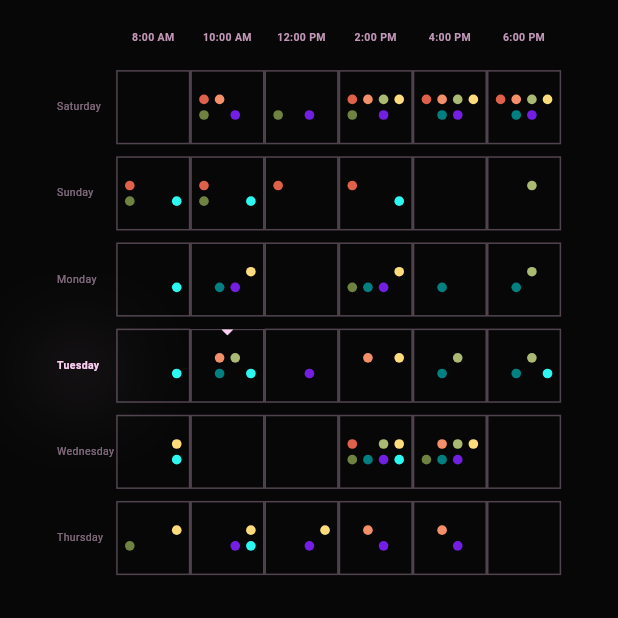
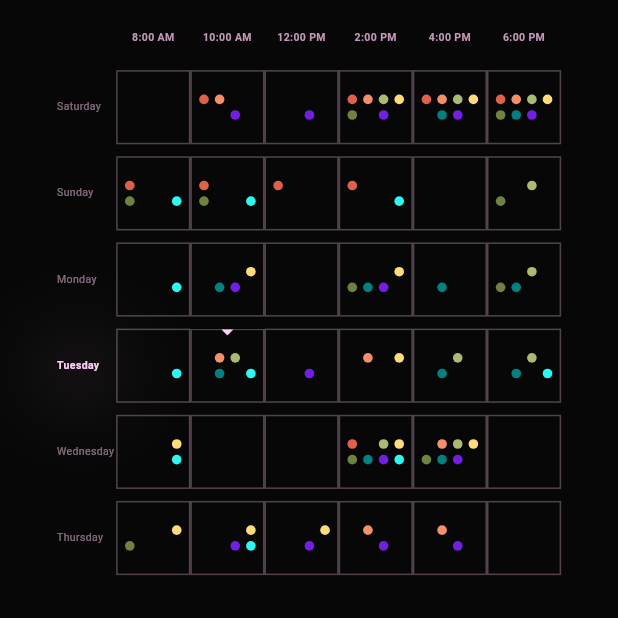
Before and after one commit to mohammad-elahii/course_match, a Flutter app: the SchedulePage screen opened directly, after a tap on the "dark mode" icon, on a phone screen of 412 x 824 dp, the part 220-838 px from its top. Run offline on Flutter 3.47's test engine with Material 3 defaults, Android fonts, the light colour scheme and no system bars; our stand-ins replace flutter_svg.

Commit message:
one final change to schedule

```diff
--- a/assets/student_even_week.json
+++ b/assets/student_even_week.json
@@ -54,9 +54,9 @@
       "name": "Erfan",
       "color": "code5",
       "schedule": {
-        "Saturday": [2,3,4],
-        "Sunday": [1,2],
-        "Monday": [4],
+        "Saturday": [4,6],
+        "Sunday": [1,2,6],
+        "Monday": [4,6],
         "Tuesday": [],
         "Wednesday": [4,5],
         "Thursday": [1]
--- a/assets/student_odd_week.json
+++ b/assets/student_odd_week.json
@@ -54,9 +54,9 @@
       "name": "Erfan",
       "color": "code5",
       "schedule": {
-        "Saturday": [1,2,3,4,5],
+        "Saturday": [4,5,6],
         "Sunday": [2],
-        "Monday": [4],
+        "Monday": [4,6],
         "Tuesday": [],
         "Wednesday": [5,6],
         "Thursday": [1,2]
--- a/lib/dark_schedule_page.dart
+++ b/lib/dark_schedule_page.dart
@@ -453,13 +453,6 @@ class _SchedulePageState extends State<DarkSchedulePage> {
                   decoration: BoxDecoration(
                     border: Border.all(color: Colors.grey.withOpacity(0.3)),
                     color: Colors.grey.withOpacity(0.1),
-                    boxShadow: isToday ? [
-                      BoxShadow(
-                        color: Color(0xFFfdcff3).withOpacity(0.8),
-                        blurRadius: 4,
-                        spreadRadius: 0,
-                      )
-                    ] : null,
                   ),
                   child: Center(
                     child: Wrap(
--- a/lib/schedule_page.dart
+++ b/lib/schedule_page.dart
@@ -456,13 +456,7 @@ class _SchedulePageState extends State<SchedulePage> {
                   decoration: BoxDecoration(
                     border: Border.all(color: Colors.grey.withOpacity(0.3)),
                     color: Colors.grey.withOpacity(0.1),
-                    boxShadow: isToday ? [
-                      BoxShadow(
-                        color: Color(0xFFE3EF9A).withOpacity(0.8),
-                        blurRadius: 4,
-                        spreadRadius: 0,
-                      )
-                    ] : null,
+
                   ),
                   child: Center(
                     child: Wrap(
```
